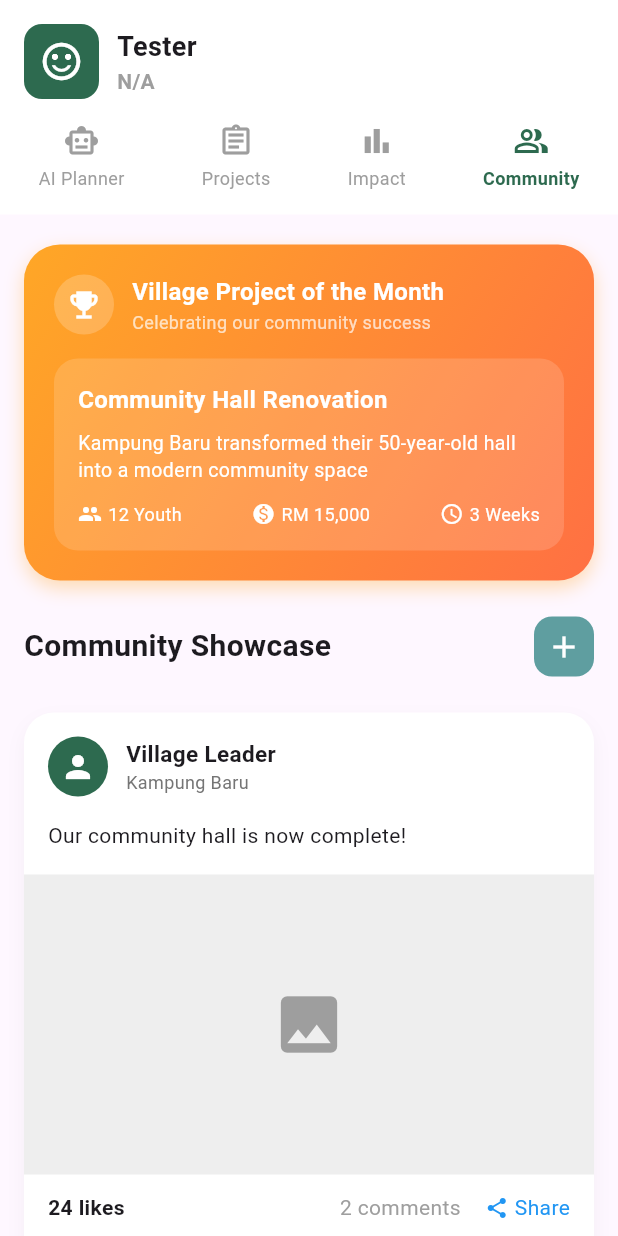
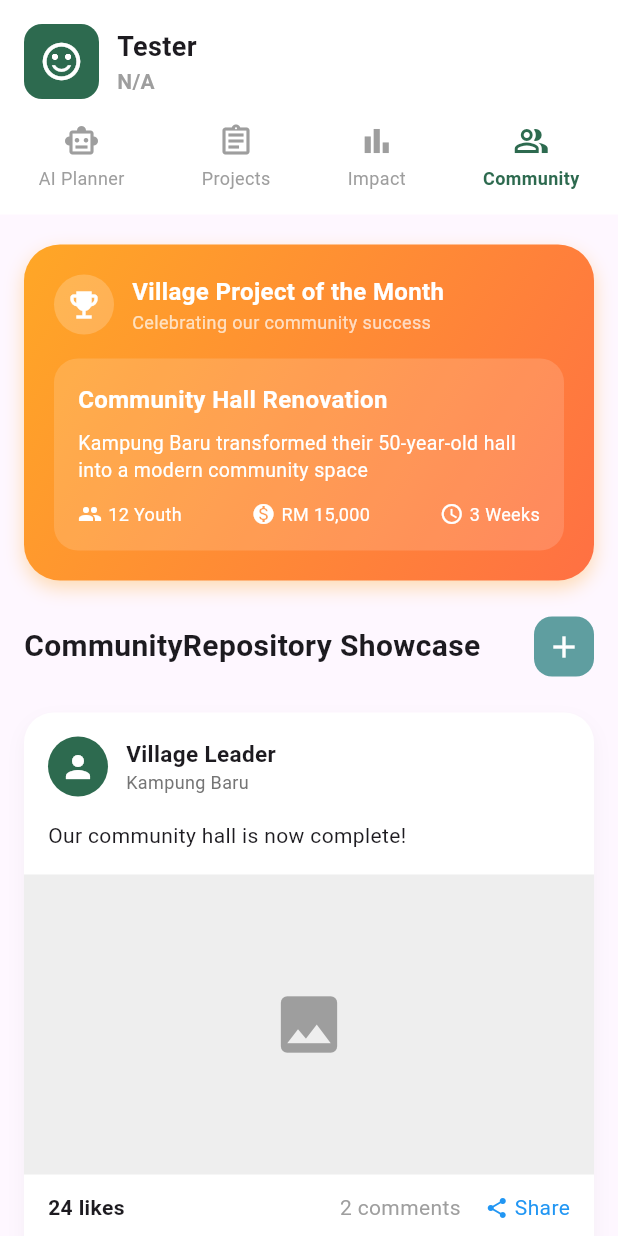
Before and after one commit to LTH0303/collab, a Flutter app: the CommunityHubPage screen opened directly, on a phone screen of 412 x 824 dp. Run offline on Flutter 3.47's test engine with Material 3 defaults, Android fonts, the phone set to English and light mode, and no system bars; our stand-ins replace cloud_firestore, firebase_auth, firebase_core, google_generative_ai; accounts and stored records are empty.

Commit message:
Edit file name

```diff
--- a/lib/View/CommunityInterface/community_hub_page.dart
+++ b/lib/View/CommunityInterface/community_hub_page.dart
@@ -1,7 +1,7 @@
 import 'package:flutter/material.dart';
 // 请确保路径正确引入你的 ViewModel 和 Model
 import '../../ViewModel/CommunityViewModel/community_view_model.dart';
-import '../../models/Community/post_model.dart';
+import '../../models/CommunityRepository/post_model.dart';
 
 class CommunityHubPage extends StatefulWidget {
   const CommunityHubPage({super.key});
@@ -221,7 +221,7 @@ class _CommunityHubPageState extends State<CommunityHubPage> {
                     child: Row(
                       mainAxisAlignment: MainAxisAlignment.spaceBetween,
                       children: [
-                        const Text("Community Showcase", style: TextStyle(fontSize: 20, fontWeight: FontWeight.bold)),
+                        const Text("CommunityRepository Showcase", style: TextStyle(fontSize: 20, fontWeight: FontWeight.bold)),
                         // [新增] 这里的 + 号现在可以点击了
                         InkWell(
                           onTap: _showAddPostSheet,
--- a/lib/ViewModel/CommunityViewModel/community_view_model.dart
+++ b/lib/ViewModel/CommunityViewModel/community_view_model.dart
@@ -1,5 +1,5 @@
 import 'package:flutter/material.dart';
-import '../../models/Community/post_model.dart';
+import '../../models/CommunityRepository/post_model.dart';
 
 class CommunityViewModel extends ChangeNotifier {
   // 状态：帖子列表
```
Also changed, not shown: lib/models/CommunityRepository/post_model.dart (renamed from lib/models/Community/post_model.dart).
